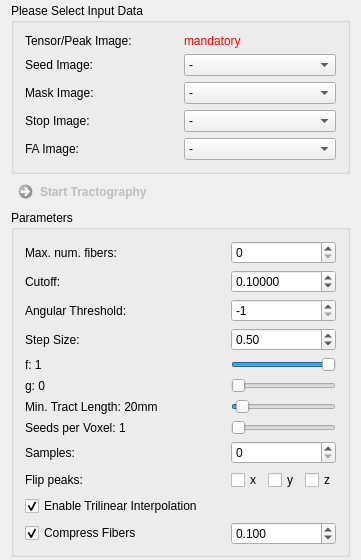
This is Plugins/org.mitk.gui.qt.diffusionimaging/src/internal/QmitkStreamlineTrackingViewControls.ui in MITK/MITK as Qt 5 draws it before an edit. The edited form follows.
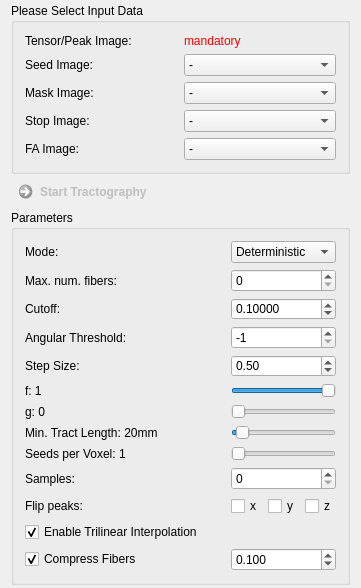
This is the edited form. Custom widgets are drawn as their Qt base class.

Commit message: added probabilistic ODF tracking

Patch:
```diff
--- a/Plugins/org.mitk.gui.qt.diffusionimaging/src/internal/QmitkStreamlineTrackingViewControls.ui
+++ b/Plugins/org.mitk.gui.qt.diffusionimaging/src/internal/QmitkStreamlineTrackingViewControls.ui
@@ -7,7 +7,7 @@
     <x>0</x>
     <y>0</y>
     <width>358</width>
-    <height>543</height>
+    <height>558</height>
    </rect>
   </property>
   <property name="minimumSize">
@@ -61,7 +61,81 @@
       <string>Parameters</string>
      </property>
      <layout class="QGridLayout" name="gridLayout_2">
-      <item row="5" column="0">
+      <item row="9" column="0">
+       <widget class="QLabel" name="m_SeedsPerVoxelLabel">
+        <property name="toolTip">
+         <string/>
+        </property>
+        <property name="text">
+         <string>Seeds per Voxel: 1</string>
+        </property>
+       </widget>
+      </item>
+      <item row="8" column="0">
+       <widget class="QLabel" name="m_MinTractLengthLabel">
+        <property name="toolTip">
+         <string/>
+        </property>
+        <property name="text">
+         <string>Min. Tract Length: 20mm</string>
+        </property>
+       </widget>
+      </item>
+      <item row="6" column="1">
+       <widget class="QSlider" name="m_fSlider">
+        <property name="toolTip">
+         <string>Weighting factor between first eigenvector (f=1 equals FACT tracking) and input vector dependent direction (f=0).</string>
+        </property>
+        <property name="minimum">
+         <number>0</number>
+        </property>
+        <property name="maximum">
+         <number>100</number>
+        </property>
+        <property name="value">
+         <number>100</number>
+        </property>
+        <property name="orientation">
+         <enum>Qt::Horizontal</enum>
+        </property>
+       </widget>
+      </item>
+      <item row="8" column="1">
+       <widget class="QSlider" name="m_MinTractLengthSlider">
+        <property name="toolTip">
+         <string>Minimum tract length in mm.</string>
+        </property>
+        <property name="minimum">
+         <number>0</number>
+        </property>
+        <property name="maximum">
+         <number>500</number>
+        </property>
+        <property name="value">
+         <number>20</number>
+        </property>
+        <property name="orientation">
+         <enum>Qt::Horizontal</enum>
+        </property>
+       </widget>
+      </item>
+      <item row="9" column="1">
+       <widget class="QSlider" name="m_SeedsPerVoxelSlider">
+        <property name="toolTip">
+         <string>Number of tracts started in each voxel of the seed ROI.</string>
+        </property>
+        <property name="minimum">
+         <number>1</number>
+        </property>
+        <property name="maximum">
+         <number>100</number>
+        </property>
+        <property name="orientation">
+         <enum>Qt::Horizontal</enum>
+        </property>
+       </widget>
+      </item>
+      <item row="6" column="0">
        <widget class="QLabel" name="m_fLabel">
         <property name="toolTip">
          <string/>
@@ -71,7 +145,17 @@
         </property>
        </widget>
       </item>
-      <item row="4" column="1">
+      <item row="1" column="0">
+       <widget class="QLabel" name="m_FaThresholdLabel_2">
+        <property name="toolTip">
+         <string/>
+        </property>
+        <property name="text">
+         <string>Max. num. fibers:</string>
+        </property>
+       </widget>
+      </item>
+      <item row="5" column="1">
        <widget class="QDoubleSpinBox" name="m_StepSizeBox">
         <property name="toolTip">
          <string>Step size (in voxels)</string>
@@ -93,7 +177,7 @@
         </property>
        </widget>
       </item>
-      <item row="6" column="0">
+      <item row="7" column="0">
        <widget class="QLabel" name="m_gLabel">
         <property name="toolTip">
          <string/>
@@ -103,7 +187,7 @@
         </property>
        </widget>
       </item>
-      <item row="3" column="0">
+      <item row="4" column="0">
        <widget class="QLabel" name="m_AngularThresholdLabel">
         <property name="toolTip">
          <string/>
@@ -113,7 +197,7 @@
         </property>
        </widget>
       </item>
-      <item row="1" column="1">
+      <item row="2" column="1">
        <widget class="QDoubleSpinBox" name="m_ScalarThresholdBox">
         <property name="decimals">
          <number>5</number>
@@ -129,7 +213,7 @@
         </property>
        </widget>
       </item>
-      <item row="15" column="1">
+      <item row="16" column="1">
        <widget class="QDoubleSpinBox" name="m_FiberErrorBox">
         <property name="focusPolicy">
          <enum>Qt::StrongFocus</enum>
@@ -151,7 +235,7 @@
         </property>
        </widget>
       </item>
-      <item row="11" column="0">
+      <item row="12" column="0">
        <spacer name="horizontalSpacer">
         <property name="orientation">
          <enum>Qt::Horizontal</enum>
@@ -167,7 +251,17 @@
         </property>
        </spacer>
       </item>
-      <item row="14" column="0">
+      <item row="10" column="1">
+       <widget class="QSpinBox" name="m_NumSamplesBox">
+        <property name="toolTip">
+         <string>Number of neighborhood samples that are used to determine the next fiber progression direction.</string>
+        </property>
+        <property name="maximum">
+         <number>50</number>
+        </property>
+       </widget>
+      </item>
+      <item row="15" column="0">
        <widget class="QCheckBox" name="m_InterpolationBox">
         <property name="toolTip">
          <string>Default is nearest neighbor interpolation.</string>
@@ -180,7 +274,7 @@
         </property>
        </widget>
       </item>
-      <item row="4" column="0">
+      <item row="5" column="0">
        <widget class="QLabel" name="m_StepsizeLabel">
         <property name="toolTip">
          <string/>
@@ -190,17 +284,7 @@
         </property>
        </widget>
       </item>
-      <item row="9" column="1">
-       <widget class="QSpinBox" name="m_NumSamplesBox">
-        <property name="toolTip">
-         <string>Number of neighborhood samples that are used to determine the next fiber progression direction.</string>
-        </property>
-        <property name="maximum">
-         <number>50</number>
-        </property>
-       </widget>
-      </item>
-      <item row="15" column="0">
+      <item row="16" column="0">
        <widget class="QCheckBox" name="m_ResampleFibersBox">
         <property name="toolTip">
          <string>Resample fibers using the specified error constraint.</string>
@@ -213,130 +297,7 @@
         </property>
        </widget>
       </item>
-      <item row="8" column="0">
-       <widget class="QLabel" name="m_SeedsPerVoxelLabel">
-        <property name="toolTip">
-         <string/>
-        </property>
-        <property name="text">
-         <string>Seeds per Voxel: 1</string>
-        </property>
-       </widget>
-      </item>
-      <item row="7" column="0">
-       <widget class="QLabel" name="m_MinTractLengthLabel">
-        <property name="toolTip">
-         <string/>
-        </property>
-        <property name="text">
-         <string>Min. Tract Length: 20mm</string>
-        </property>
-       </widget>
-      </item>
-      <item row="5" column="1">
-       <widget class="QSlider" name="m_fSlider">
-        <property name="toolTip">
-         <string>Weighting factor between first eigenvector (f=1 equals FACT tracking) and input vector dependent direction (f=0).</string>
-        </property>
-        <property name="minimum">
-         <number>0</number>
-        </property>
-        <property name="maximum">
-         <number>100</number>
-        </property>
-        <property name="value">
-         <number>100</number>
-        </property>
-        <property name="orientation">
-         <enum>Qt::Horizontal</enum>
-        </property>
-       </widget>
-      </item>
-      <item row="7" column="1">
-       <widget class="QSlider" name="m_MinTractLengthSlider">
-        <property name="toolTip">
-         <string>Minimum tract length in mm.</string>
-        </property>
-        <property name="minimum">
-         <number>0</number>
-        </property>
-        <property name="maximum">
-         <number>500</number>
-        </property>
-        <property name="value">
-         <number>20</number>
-        </property>
-        <property name="orientation">
-         <enum>Qt::Horizontal</enum>
-        </property>
-       </widget>
-      </item>
-      <item row="8" column="1">
-       <widget class="QSlider" name="m_SeedsPerVoxelSlider">
-        <property name="toolTip">
-         <string>Number of tracts started in each voxel of the seed ROI.</string>
-        </property>
-        <property name="minimum">
-         <number>1</number>
-        </property>
-        <property name="maximum">
-         <number>100</number>
-        </property>
-        <property name="orientation">
-         <enum>Qt::Horizontal</enum>
-        </property>
-       </widget>
-      </item>
-      <item row="6" column="1">
-       <widget class="QSlider" name="m_gSlider">
-        <property name="toolTip">
-         <string>Weighting factor between input vector (g=0) and tensor deflection (g=1 equals TEND tracking)</string>
-        </property>
-        <property name="minimum">
-         <number>0</number>
-        </property>
-        <property name="maximum">
-         <number>100</number>
-        </property>
-        <property name="value">
-         <number>0</number>
-        </property>
-        <property name="orientation">
-         <enum>Qt::Horizontal</enum>
-        </property>
-       </widget>
-      </item>
-      <item row="1" column="0">
-       <widget class="QLabel" name="m_FaThresholdLabel">
-        <property name="toolTip">
-         <string/>
-        </property>
-        <property name="text">
-         <string>Cutoff:</string>
-        </property>
-       </widget>
-      </item>
-      <item row="9" column="0">
-       <widget class="QLabel" name="m_SeedsPerVoxelLabel_2">
-        <property name="toolTip">
-         <string/>
-        </property>
-        <property name="text">
-         <string>Samples:</string>
-        </property>
-       </widget>
-      </item>
-      <item row="10" column="0">
-       <widget class="QLabel" name="m_SeedsPerVoxelLabel_3">
-        <property name="toolTip">
-         <string/>
-        </property>
-        <property name="text">
-         <string>Flip peaks:</string>
-        </property>
-       </widget>
-      </item>
-      <item row="10" column="1">
+      <item row="11" column="1">
        <widget class="QFrame" name="frame">
         <property name="frameShape">
          <enum>QFrame::NoFrame</enum>
@@ -384,7 +345,7 @@
         </layout>
        </widget>
       </item>
-      <item row="3" column="1">
+      <item row="4" column="1">
        <widget class="QSpinBox" name="m_AngularThresholdBox">
         <property name="minimum">
          <number>-1</number>
@@ -400,7 +361,56 @@
         </property>
        </widget>
       </item>
-      <item row="0" column="1">
+      <item row="7" column="1">
+       <widget class="QSlider" name="m_gSlider">
+        <property name="toolTip">
+         <string>Weighting factor between input vector (g=0) and tensor deflection (g=1 equals TEND tracking)</string>
+        </property>
+        <property name="minimum">
+         <number>0</number>
+        </property>
+        <property name="maximum">
+         <number>100</number>
+        </property>
+        <property name="value">
+         <number>0</number>
+        </property>
+        <property name="orientation">
+         <enum>Qt::Horizontal</enum>
+        </property>
+       </widget>
+      </item>
+      <item row="2" column="0">
+       <widget class="QLabel" name="m_FaThresholdLabel">
+        <property name="toolTip">
+         <string/>
+        </property>
+        <property name="text">
+         <string>Cutoff:</string>
+        </property>
+       </widget>
+      </item>
+      <item row="10" column="0">
+       <widget class="QLabel" name="m_SeedsPerVoxelLabel_2">
+        <property name="toolTip">
+         <string/>
+        </property>
+        <property name="text">
+         <string>Samples:</string>
+        </property>
+       </widget>
+      </item>
+      <item row="11" column="0">
+       <widget class="QLabel" name="m_SeedsPerVoxelLabel_3">
+        <property name="toolTip">
+         <string/>
+        </property>
+        <property name="text">
+         <string>Flip peaks:</string>
+        </property>
+       </widget>
+      </item>
+      <item row="1" column="1">
        <widget class="QSpinBox" name="m_NumFibersBox">
         <property name="toolTip">
          <string>Number of neighborhood samples that are used to determine the next fiber progression direction.</string>
@@ -411,15 +421,29 @@
        </widget>
       </item>
       <item row="0" column="0">
-       <widget class="QLabel" name="m_FaThresholdLabel_2">
+       <widget class="QLabel" name="m_FaThresholdLabel_3">
         <property name="toolTip">
          <string/>
         </property>
         <property name="text">
-         <string>Max. num. fibers:</string>
+         <string>Mode:</string>
         </property>
        </widget>
       </item>
+      <item row="0" column="1">
+       <widget class="QComboBox" name="m_ModeBox">
+        <item>
+         <property name="text">
+          <string>Deterministic</string>
+         </property>
+        </item>
+        <item>
+         <property name="text">
+          <string>Probabilistic</string>
+         </property>
+        </item>
+       </widget>
+      </item>
      </layout>
     </widget>
    </item>
```
The commit also changes 10 other files.
